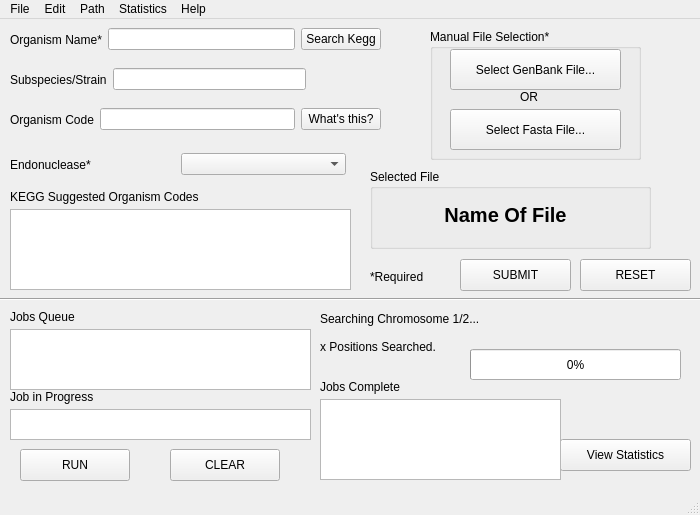
Above: NewGenome.ui from TrinhLab/CASPERapp before the change. Below: the same form after it.
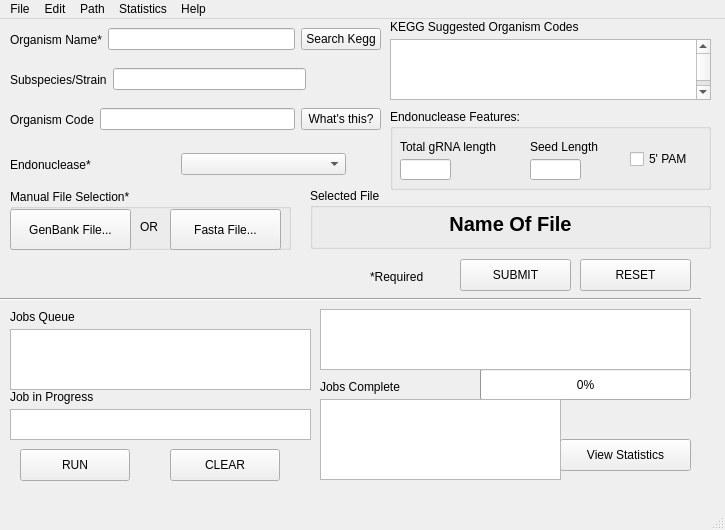
That is the form after the change.

Commit message: Changes to NewGenome, Casper_Seq_Finder is fully integrated on MacOS

```diff
--- a/NewGenome.ui
+++ b/NewGenome.ui
@@ -6,8 +6,8 @@
    <rect>
     <x>0</x>
     <y>0</y>
-    <width>700</width>
-    <height>515</height>
+    <width>725</width>
+    <height>530</height>
    </rect>
   </property>
   <property name="windowTitle">
@@ -17,8 +17,8 @@
    <widget class="QProgressBar" name="progressBar">
     <property name="geometry">
      <rect>
-      <x>470</x>
-      <y>330</y>
+      <x>480</x>
+      <y>350</y>
       <width>211</width>
       <height>31</height>
      </rect>
@@ -30,8 +30,8 @@
    <widget class="QLabel" name="keggTitle">
     <property name="geometry">
      <rect>
-      <x>10</x>
-      <y>170</y>
+      <x>390</x>
+      <y>0</y>
       <width>271</width>
       <height>16</height>
      </rect>
@@ -188,32 +188,6 @@
      <string>RUN</string>
     </property>
    </widget>
-   <widget class="QLabel" name="chrom_label">
-    <property name="geometry">
-     <rect>
-      <x>320</x>
-      <y>290</y>
-      <width>201</width>
-      <height>20</height>
-     </rect>
-    </property>
-    <property name="text">
-     <string>Searching Chromosome 1/2...</string>
-    </property>
-   </widget>
-   <widget class="QLabel" name="pos_label">
-    <property name="geometry">
-     <rect>
-      <x>320</x>
-      <y>320</y>
-      <width>201</width>
-      <height>16</height>
-     </rect>
-    </property>
-    <property name="text">
-     <string>x Positions Searched.</string>
-    </property>
-   </widget>
    <widget class="QPushButton" name="viewStatButton">
     <property name="geometry">
      <rect>
@@ -291,10 +265,10 @@
    <widget class="QGroupBox" name="groupBox">
     <property name="geometry">
      <rect>
-      <x>430</x>
-      <y>10</y>
-      <width>211</width>
-      <height>131</height>
+      <x>10</x>
+      <y>170</y>
+      <width>281</width>
+      <height>61</height>
      </rect>
     </property>
     <property name="title">
@@ -303,34 +277,34 @@
     <widget class="QPushButton" name="selectGenBank">
      <property name="geometry">
       <rect>
-       <x>20</x>
+       <x>0</x>
        <y>20</y>
-       <width>171</width>
+       <width>121</width>
        <height>41</height>
       </rect>
      </property>
      <property name="text">
-      <string>Select GenBank File...</string>
+      <string>GenBank File...</string>
      </property>
     </widget>
     <widget class="QPushButton" name="selectFastaButton">
      <property name="geometry">
       <rect>
-       <x>20</x>
-       <y>80</y>
-       <width>171</width>
+       <x>160</x>
+       <y>20</y>
+       <width>111</width>
        <height>41</height>
       </rect>
      </property>
      <property name="text">
-      <string>Select Fasta File...</string>
+      <string>Fasta File...</string>
      </property>
     </widget>
     <widget class="QLabel" name="genBankFile_2">
      <property name="geometry">
       <rect>
-       <x>90</x>
-       <y>60</y>
+       <x>130</x>
+       <y>30</y>
        <width>31</width>
        <height>16</height>
       </rect>
@@ -353,10 +327,10 @@
    <widget class="QGroupBox" name="groupBox_2">
     <property name="geometry">
      <rect>
-      <x>370</x>
-      <y>150</y>
-      <width>281</width>
-      <height>80</height>
+      <x>310</x>
+      <y>169</y>
+      <width>401</width>
+      <height>61</height>
      </rect>
     </property>
     <property name="title">
@@ -366,8 +340,8 @@
      <property name="geometry">
       <rect>
        <x>10</x>
-       <y>30</y>
-       <width>251</width>
+       <y>20</y>
+       <width>381</width>
        <height>31</height>
       </rect>
      </property>
@@ -435,10 +409,10 @@
    <widget class="QTableWidget" name="keggSuggested">
     <property name="geometry">
      <rect>
-      <x>10</x>
-      <y>190</y>
-      <width>341</width>
-      <height>81</height>
+      <x>390</x>
+      <y>20</y>
+      <width>321</width>
+      <height>61</height>
      </rect>
     </property>
     <property name="rowCount">
@@ -453,13 +427,95 @@
     <row/>
     <row/>
    </widget>
+   <widget class="QGroupBox" name="groupBox_3">
+    <property name="geometry">
+     <rect>
+      <x>390</x>
+      <y>90</y>
+      <width>321</width>
+      <height>81</height>
+     </rect>
+    </property>
+    <property name="title">
+     <string>Endonuclease Features:</string>
+    </property>
+    <widget class="QCheckBox" name="pamBox">
+     <property name="geometry">
+      <rect>
+       <x>240</x>
+       <y>40</y>
+       <width>87</width>
+       <height>20</height>
+      </rect>
+     </property>
+     <property name="text">
+      <string>5' PAM</string>
+     </property>
+    </widget>
+    <widget class="QLineEdit" name="tot_len_box">
+     <property name="geometry">
+      <rect>
+       <x>10</x>
+       <y>50</y>
+       <width>51</width>
+       <height>21</height>
+      </rect>
+     </property>
+    </widget>
+    <widget class="QLineEdit" name="seed_len_box">
+     <property name="geometry">
+      <rect>
+       <x>140</x>
+       <y>50</y>
+       <width>51</width>
+       <height>21</height>
+      </rect>
+     </property>
+    </widget>
+    <widget class="QLabel" name="label_3">
+     <property name="geometry">
+      <rect>
+       <x>10</x>
+       <y>30</y>
+       <width>121</width>
+       <height>16</height>
+      </rect>
+     </property>
+     <property name="text">
+      <string>Total gRNA length</string>
+     </property>
+    </widget>
+    <widget class="QLabel" name="label_2">
+     <property name="geometry">
+      <rect>
+       <x>140</x>
+       <y>30</y>
+       <width>91</width>
+       <height>16</height>
+      </rect>
+     </property>
+     <property name="text">
+      <string>Seed Length</string>
+     </property>
+    </widget>
+   </widget>
+   <widget class="QTextBrowser" name="output_browser">
+    <property name="geometry">
+     <rect>
+      <x>320</x>
+      <y>290</y>
+      <width>371</width>
+      <height>61</height>
+     </rect>
+    </property>
+   </widget>
   </widget>
   <widget class="QMenuBar" name="menubar">
    <property name="geometry">
     <rect>
      <x>0</x>
      <y>0</y>
-     <width>700</width>
+     <width>725</width>
      <height>22</height>
     </rect>
    </property>
```
Left out of the diff: 2 changed lines with no effect on the pictures. The commit also changes 2 other files.
